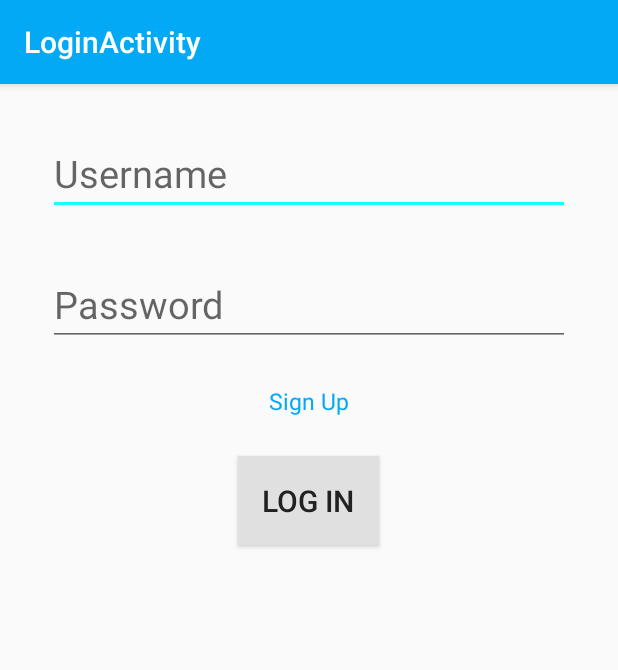
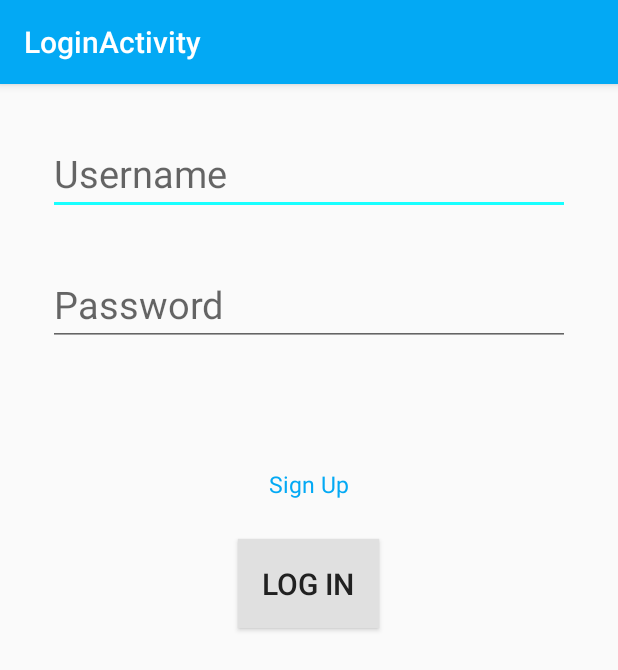
Before and after one commit to habibmichael/Comp-380-Project, an Android app: the LoginActivity screen opened directly, with no data from a screen before it, on a phone screen of 412 x 824 dp. Shown: the top 670 px of the screen. Run offline under Robolectric (Android 15) with nearby library versions, the phone set to English and light mode, and no system bars.

Commit message:
Add Most Sign Up Validation Logic

```diff
--- a/app/src/main/java/com/l2l/androided/mh122354/comp380/LoginActivity.java
+++ b/app/src/main/java/com/l2l/androided/mh122354/comp380/LoginActivity.java
@@ -6,8 +6,19 @@ import android.support.design.widget.Snackbar;
 import android.support.v7.app.AppCompatActivity;
 import android.support.v7.widget.Toolbar;
 import android.view.View;
+import android.widget.Button;
+import android.widget.EditText;
+import android.widget.TextView;
+import android.widget.Toast;
 
 public class LoginActivity extends AppCompatActivity {
+
+    TextView signUpTextView;
+    Button   loginSignUpButton;
+    EditText confirmEditText;
+    boolean isLoginPage= true;
+    EditText passwordEditText;
+    EditText usernameEditText;
 
     @Override
     protected void onCreate(Bundle savedInstanceState) {
@@ -16,7 +27,71 @@ public class LoginActivity extends AppCompatActivity {
         Toolbar toolbar = (Toolbar) findViewById(R.id.toolbar);
         setSupportActionBar(toolbar);
 
+        signUpTextView = (TextView)findViewById(R.id.signupLoginTextView);
+        loginSignUpButton = (Button)findViewById(R.id.loginSignupButton);
+        confirmEditText = (EditText)findViewById(R.id.confirmEditText);
+        passwordEditText= (EditText)findViewById(R.id.passwordEditText);
+        usernameEditText= (EditText)findViewById(R.id.usernameEditText);
+
 
     }
 
-}
+    public void signUpLoginTextClick(View view) {
+
+        if (isLoginPage) {
+            signUpTextView.setText(R.string.login);
+            loginSignUpButton.setText(R.string.signup);
+            confirmEditText.setVisibility(View.VISIBLE);
+            isLoginPage = false;
+
+        } else {
+
+            signUpTextView.setText(R.string.signup);
+            loginSignUpButton.setText(R.string.login);
+            isLoginPage = true;
+            confirmEditText.setVisibility(View.INVISIBLE);
+
+
+        }
+    }
+    public void signUpLoginButtonClick(View view){
+
+        if(isLoginPage){
+
+            //TODO Check with database to login user
+        }
+
+        else {
+
+            EditText[] editTextEntries = {usernameEditText,passwordEditText,
+                    confirmEditText};
+            validateSignUp(editTextEntries);
+    }
+
+    }
+
+    public void validateSignUp(EditText[] entries){
+
+
+
+        if(entries[0].getText().toString().equals("") || entries[1].getText().toString().equals("")
+                || entries[2].getText().toString().equals("")){
+
+
+            for (EditText entry : entries) {
+                entry.setText("");
+            }
+            Toast.makeText(getBaseContext(), R.string.emptySignup, Toast.LENGTH_LONG).show();
+
+        } else if ( !(entries[1].getText().toString().equals(entries[2].getText().toString()))){
+
+
+            Toast.makeText(getBaseContext(),R.string.nonMatchPassword, Toast.LENGTH_LONG).show();
+            entries[1].setText("");
+            entries[2].setText("");
+            }
+
+        }
+
+
+    }
--- a/app/src/main/res/layout/content_login.xml
+++ b/app/src/main/res/layout/content_login.xml
@@ -32,38 +32,40 @@
         android:textSize="25sp"
         android:layout_margin="@dimen/activity_vertical_margin" />
 
+    <EditText
+        android:layout_width="match_parent"
+        android:layout_height="wrap_content"
+        android:inputType="textPassword"
+        android:ems="10"
+        android:id="@+id/confirmEditText"
+        android:textSize="25sp"
+        android:hint="@string/confirm_password_hint"
+        android:visibility="invisible" />
+
     <TextView
         android:layout_width="wrap_content"
         android:layout_height="wrap_content"
-        android:text="@string/signup_button"
-        android:id="@+id/textView"
+        android:text="@string/signup"
+        android:id="@+id/signupLoginTextView"
         android:layout_gravity="center_horizontal"
         android:textSize="15sp"
         android:textColor="@color/colorPrimary"
-        android:layout_margin="@dimen/view_margin" />
+        android:layout_margin="@dimen/view_margin"
+        android:onClick="signUpLoginTextClick" />
 
     <Button
         android:layout_width="wrap_content"
         android:layout_height="wrap_content"
-        android:text="@string/login_button"
-        android:id="@+id/loginButton"
+        android:text="@string/login"
+        android:id="@+id/loginSignupButton"
         android:layout_gravity="center_horizontal"
         android:background="@color/material_grey_300"
         android:textSize="20sp"
         android:elevation="@dimen/button_elevation"
         android:textColor="@color/primary_material_dark"
         android:padding="@dimen/button_padding"
-        android:layout_margin="@dimen/activity_vertical_margin" />
+        android:layout_margin="@dimen/activity_vertical_margin"
+        android:onClick="signUpLoginButtonClick" />
 
-    <EditText
-        android:layout_width="match_parent"
-        android:layout_height="wrap_content"
-        android:inputType="textPassword"
-        android:ems="10"
-        android:id="@+id/confirmEditText"
-        android:layout_gravity="center_horizontal"
-        android:textSize="25sp"
-        android:hint="@string/confirm_password_hint"
-        android:visibility="invisible" />
 
 </LinearLayout>
--- a/app/src/main/res/values/strings.xml
+++ b/app/src/main/res/values/strings.xml
@@ -4,8 +4,10 @@
     <string name="username_hint">Username</string>
     <string name="password_hint">Password</string>
     <string name="confirm_password_hint">Confirm Password</string>
-    <string name="login_button">Log In</string>
-    <string name="signup_button">Sign Up</string>
+    <string name="login">Log In</string>
+    <string name="signup">Sign Up</string>
+    <string name="emptySignup">All fields must be filled to sign up</string>
+    <string name="nonMatchPassword">Passwords do not match</string>
 
 
 </resources>
```
